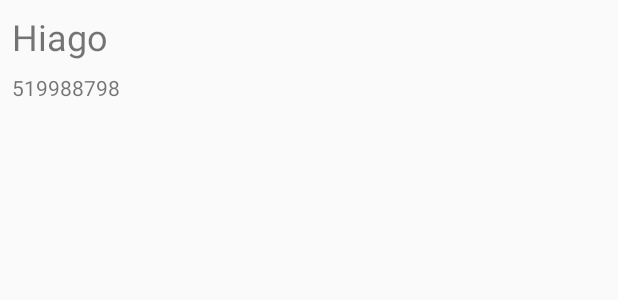
After one commit to hiiago21/projetoAgendaAndroid, an Android app: the layout item_aluno.xml on its own in the app's theme, with its tools: preview values and no code run, on a phone screen of 412 x 824 dp. The commit adds this screen. Shown: the top 300 px of the screen. Run offline under Robolectric (Android 15) with nearby library versions, the phone set to English and light mode, and no system bars.

Commit message:
concluindo o projeto

```diff
--- a/app/src/main/AndroidManifest.xml
+++ b/app/src/main/AndroidManifest.xml
@@ -8,7 +8,9 @@
         android:label="@string/app_name"
         android:roundIcon="@mipmap/ic_launcher_round"
         android:supportsRtl="true"
-        android:theme="@style/AppTheme">
+        android:theme="@style/AppTheme"
+        android:screenOrientation="sensor"
+        >
         <activity android:name="silva.hiago.agenda.ui.activity.ListaAlunosActivity">
             <intent-filter>
                 <action android:name="android.intent.action.MAIN" />
--- /dev/null
+++ b/app/src/main/res/layout/item_aluno.xml
@@ -0,0 +1,26 @@
+<?xml version="1.0" encoding="utf-8"?>
+<LinearLayout xmlns:android="http://schemas.android.com/apk/res/android"
+    xmlns:tools="http://schemas.android.com/tools"
+    android:orientation="vertical"
+    android:layout_width="match_parent"
+    android:layout_height="match_parent">
+
+    <TextView
+        android:id="@+id/item_aluno_nome"
+        android:layout_width="match_parent"
+        android:layout_height="wrap_content"
+        android:textSize="24sp"
+        android:layout_margin="8dp"
+        tools:text="Hiago"
+        ></TextView>
+
+    <TextView
+        android:id="@+id/item_aluno_telefone"
+        android:layout_width="match_parent"
+        android:layout_height="wrap_content"
+        android:layout_marginStart="8dp"
+        android:layout_marginEnd="8dp"
+        tools:text="519988798"
+        ></TextView>
+
+</LinearLayout>
```
Also changed, not shown: app/src/main/java/silva/hiago/agenda/dao/AlunoDAO.java (+9 -0 lines), app/src/main/java/silva/hiago/agenda/ui/activity/FormularioAlunoActivity.java (+22 -6 lines), app/src/main/java/silva/hiago/agenda/ui/activity/ListaAlunosActivity.java (+56 -11 lines), app/src/main/java/silva/hiago/agenda/ui/adapter/ListaAlunosAdapter.java (added, +77 -0 lines), app/src/main/res/drawable-anydpi/ic_action_salvar_aluno.xml (added, +11 -0 lines), app/src/main/res/layout/activity_formulario_aluno.xml (+7 -7 lines), app/src/main/res/menu/activity_formulario_aluno_menu.xml (added, +10 -0 lines), app/src/main/res/menu/activity_lista_alunos_menu.xml (added, +8 -0 lines), app/src/main/res/drawable-hdpi/ic_action_salvar_aluno.png (added), app/src/main/res/drawable-mdpi/ic_action_salvar_aluno.png (added), app/src/main/res/drawable-xhdpi/ic_action_salvar_aluno.png (added), app/src/main/res/drawable-xxhdpi/ic_action_salvar_aluno.png (added).
